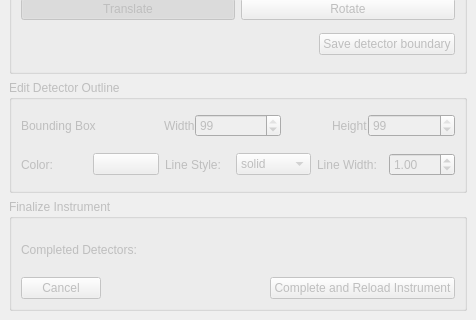
HEXRD/hexrdgui, file hexrd/ui/resources/ui/llnl_import_tool_dialog.ui: the form before one commit; both pictures show x 0 to 476 and y 295 to 615 of the 476 by 615 pixel window.
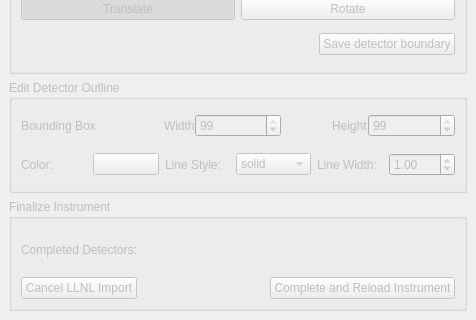
The form after the commit.

Commit message: Make it clearer what "cancel" means in LLNL import tool

The edit to the form file:
```diff
--- a/hexrd/ui/resources/ui/llnl_import_tool_dialog.ui
+++ b/hexrd/ui/resources/ui/llnl_import_tool_dialog.ui
@@ -674,7 +674,7 @@
           <bool>true</bool>
          </property>
          <property name="text">
-          <string>Cancel</string>
+          <string>Cancel LLNL Import</string>
          </property>
         </widget>
        </item>
```
